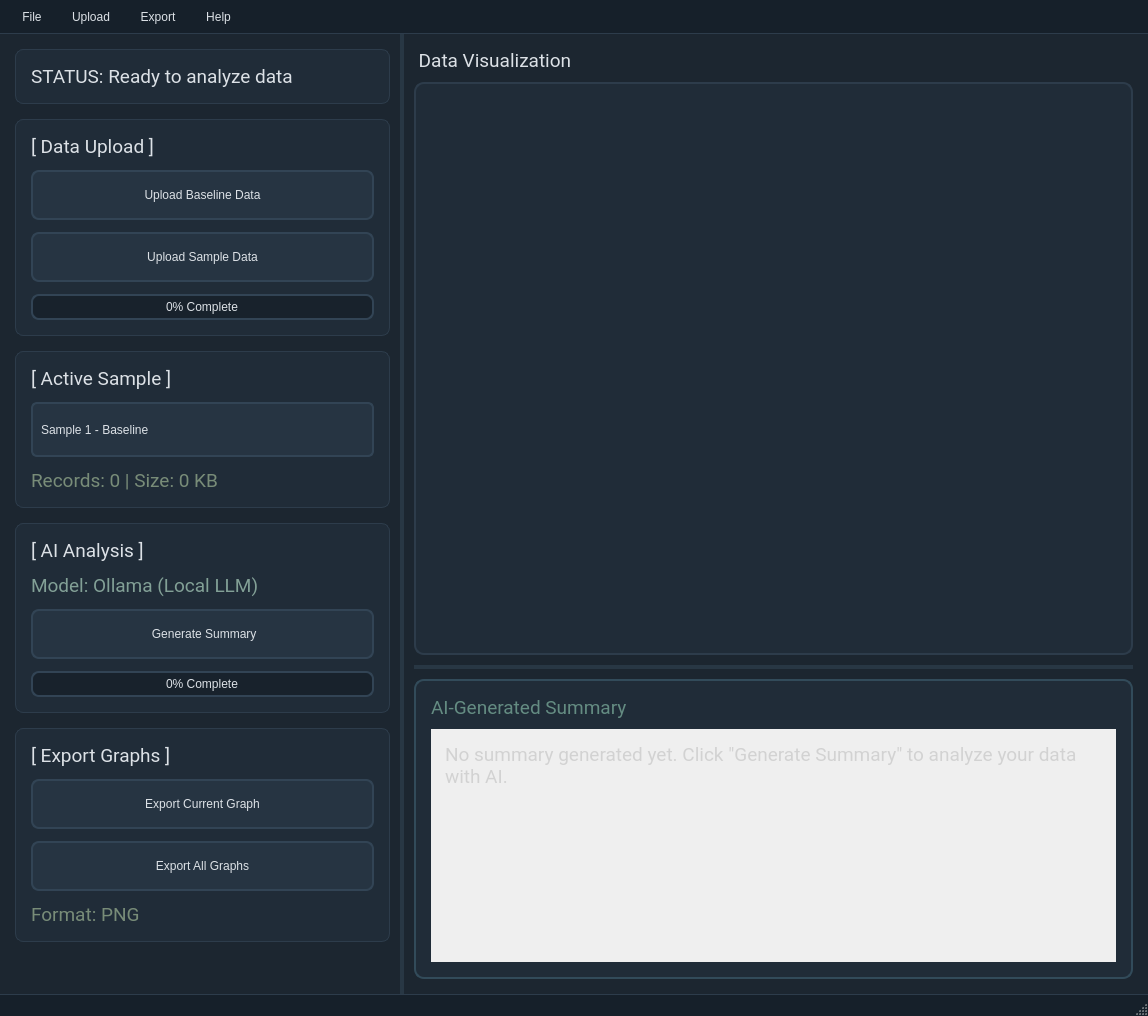
Qt form GUI/Analyzer_main.ui (JinLeeGG/YCP_Grease_Analyzer) before a commit.
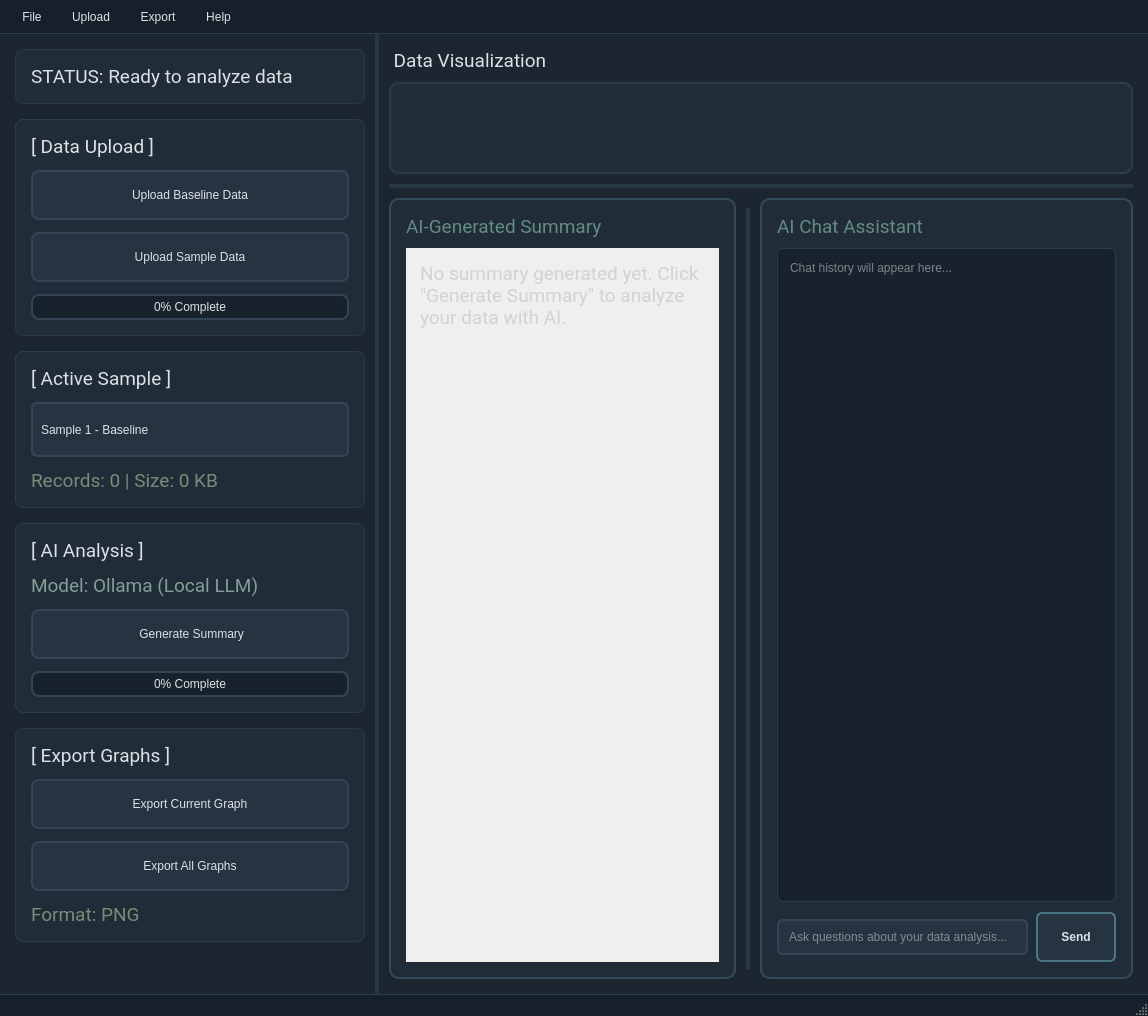
The same form after that commit. Icons and pictures are not drawn.

Commit message: initial AI chat interface ui

```diff
--- a/GUI/Analyzer_main.ui
+++ b/GUI/Analyzer_main.ui
@@ -834,7 +834,7 @@
             </item>
            </layout>
           </widget>
-          <widget class="QFrame" name="aiSummaryFrame">
+          <widget class="QSplitter" name="aiHorizontalSplitter">
            <property name="sizePolicy">
             <sizepolicy hsizetype="Expanding" vsizetype="Preferred">
              <horstretch>0</horstretch>
@@ -855,6 +855,34 @@
            </property>
            <property name="styleSheet">
             <string notr="true">
+QSplitter::handle {
+    background: rgb(40, 55, 68);
+    margin-left: 10px;
+    margin-right: 10px;
+}
+QSplitter::handle:hover {
+    background: rgb(100, 130, 80);
+}
+            </string>
+           </property>
+           <property name="orientation">
+            <enum>Qt::Horizontal</enum>
+           </property>
+           <property name="handleWidth">
+            <number>4</number>
+           </property>
+           <property name="childrenCollapsible">
+            <bool>true</bool>
+           </property>
+           <widget class="QFrame" name="aiSummaryFrame">
+            <property name="sizePolicy">
+             <sizepolicy hsizetype="Expanding" vsizetype="Preferred">
+              <horstretch>0</horstretch>
+              <verstretch>0</verstretch>
+             </sizepolicy>
+            </property>
+            <property name="styleSheet">
+             <string notr="true">
 #aiSummaryFrame {
     background: rgb(32, 44, 56);
     border: 2px solid rgb(50, 75, 90);
@@ -934,7 +962,7 @@
                 <rect>
                  <x>0</x>
                  <y>0</y>
-                 <width>685</width>
+                  <width>313</width>
                  <height>234</height>
                 </rect>
                </property>
@@ -989,6 +1017,159 @@
              </widget>
             </item>
            </layout>
+           </widget>
+           <widget class="QFrame" name="aiChatFrame">
+            <property name="sizePolicy">
+             <sizepolicy hsizetype="Expanding" vsizetype="Preferred">
+              <horstretch>0</horstretch>
+              <verstretch>0</verstretch>
+             </sizepolicy>
+            </property>
+            <property name="styleSheet">
+             <string notr="true">
+#aiChatFrame {
+    background: rgb(32, 44, 56);
+    border: 2px solid rgb(50, 75, 90);
+    border-radius: 10px;
+}
+
+QTextEdit {
+    background: rgb(24, 34, 44);
+    border: 1px solid rgb(45, 60, 75);
+    border-radius: 6px;
+    color: rgb(220, 225, 230);
+    font: 11pt &quot;Roboto&quot;;
+    padding: 8px;
+}
+
+QLineEdit {
+    background: rgb(38, 52, 66);
+    border: 2px solid rgb(50, 68, 85);
+    border-radius: 6px;
+    color: rgb(220, 225, 230);
+    font: 11pt &quot;Roboto&quot;;
+    padding: 8px;
+}
+
+QLineEdit:focus {
+    border: 2px solid rgb(100, 130, 80);
+}
+            </string>
+            </property>
+            <property name="frameShape">
+             <enum>QFrame::StyledPanel</enum>
+            </property>
+            <layout class="QVBoxLayout" name="aiChatLayout">
+             <property name="spacing">
+              <number>10</number>
+             </property>
+             <property name="leftMargin">
+              <number>15</number>
+             </property>
+             <property name="topMargin">
+              <number>15</number>
+             </property>
+             <property name="rightMargin">
+              <number>15</number>
+             </property>
+             <property name="bottomMargin">
+              <number>15</number>
+             </property>
+             <item>
+              <widget class="QLabel" name="aiChatTitle">
+               <property name="font">
+                <font>
+                 <family>Roboto</family>
+                 <pointsize>14</pointsize>
+                 <italic>false</italic>
+                 <bold>false</bold>
+                </font>
+               </property>
+               <property name="styleSheet">
+                <string notr="true">color: rgb(100, 140, 130);</string>
+               </property>
+               <property name="text">
+                <string>AI Chat Assistant</string>
+               </property>
+              </widget>
+             </item>
+             <item>
+              <widget class="QTextEdit" name="chatDisplay">
+               <property name="readOnly">
+                <bool>true</bool>
+               </property>
+               <property name="placeholderText">
+                <string>Chat history will appear here...</string>
+               </property>
+              </widget>
+             </item>
+             <item>
+              <layout class="QHBoxLayout" name="chatInputLayout">
+               <property name="spacing">
+                <number>8</number>
+               </property>
+               <item>
+                <widget class="QLineEdit" name="chatInput">
+                 <property name="placeholderText">
+                  <string>Ask questions about your data analysis...</string>
+                 </property>
+                </widget>
+               </item>
+               <item>
+                <widget class="QPushButton" name="btn_send_message">
+                 <property name="minimumSize">
+                  <size>
+                   <width>80</width>
+                   <height>35</height>
+                  </size>
+                 </property>
+                 <property name="maximumSize">
+                  <size>
+                   <width>80</width>
+                   <height>16777215</height>
+                  </size>
+                 </property>
+                 <property name="styleSheet">
+                  <string notr="true">
+QPushButton {
+    background: qlineargradient(x1:0, y1:0, x2:1, y2:0,
+                                stop:0 rgb(50, 85, 100),
+                                stop:1 rgb(75, 115, 130));
+    border: 2px solid rgb(75, 115, 130);
+    border-radius: 6px;
+    color: rgb(220, 225, 230);
+    font: 11pt &quot;Roboto&quot;;
+    font-weight: bold;
+}
+
+QPushButton:hover {
+    background: qlineargradient(x1:0, y1:0, x2:1, y2:0,
+                                stop:0 rgb(60, 95, 110),
+                                stop:1 rgb(85, 125, 140));
+}
+
+QPushButton:pressed {
+    background: qlineargradient(x1:0, y1:0, x2:1, y2:0,
+                                stop:0 rgb(40, 70, 85),
+                                stop:1 rgb(55, 90, 105));
+}
+
+QPushButton:disabled {
+    background: rgb(30, 35, 40);
+    color: rgb(90, 95, 100);
+    border: 2px solid rgb(45, 50, 55);
+}
+                  </string>
+                 </property>
+                 <property name="text">
+                  <string>Send</string>
+                 </property>
+                </widget>
+               </item>
+              </layout>
+             </item>
+            </layout>
+           </widget>
           </widget>
          </widget>
         </item>
```
Left out of the diff: 2 changed lines with no effect on the pictures. Lines whose indentation alone changed are shown as unchanged.
